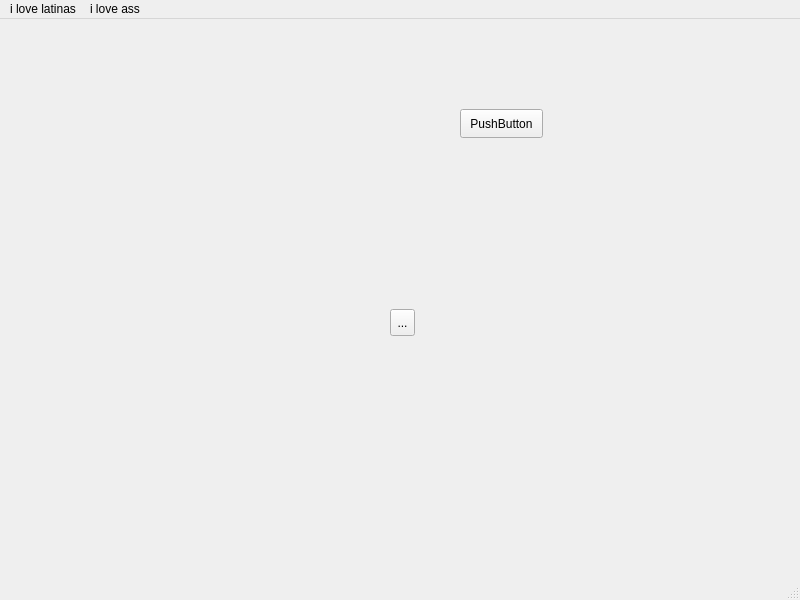
First picture: the form in mainwindow.ui, repository Sci-pio/TP6_INF1015, before the edit.
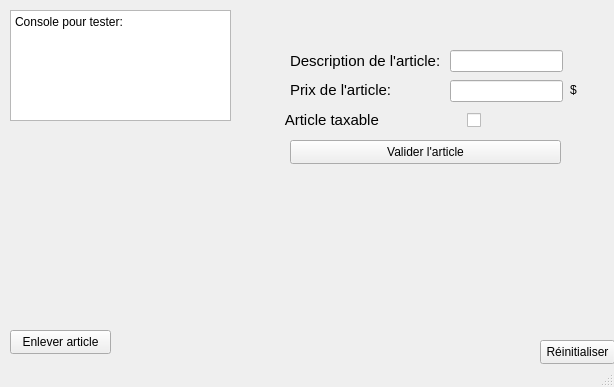
Second picture: the form after the edit.

What changed in the file:
```diff
--- a/mainwindow.ui
+++ b/mainwindow.ui
@@ -6,62 +6,168 @@
    <rect>
     <x>0</x>
     <y>0</y>
-    <width>800</width>
-    <height>600</height>
+    <width>614</width>
+    <height>387</height>
    </rect>
   </property>
+  <property name="minimumSize">
+   <size>
+    <width>614</width>
+    <height>387</height>
+   </size>
+  </property>
+  <property name="maximumSize">
+   <size>
+    <width>614</width>
+    <height>387</height>
+   </size>
+  </property>
   <property name="windowTitle">
    <string>MainWindow</string>
   </property>
   <widget class="QWidget" name="centralwidget">
-   <widget class="QPushButton" name="pushButton">
+   <widget class="QLabel" name="label">
     <property name="geometry">
      <rect>
-      <x>460</x>
-      <y>90</y>
-      <width>83</width>
-      <height>29</height>
+      <x>290</x>
+      <y>50</y>
+      <width>161</width>
+      <height>21</height>
      </rect>
     </property>
+    <property name="font">
+     <font>
+      <pointsize>11</pointsize>
+     </font>
+    </property>
     <property name="text">
-     <string>PushButton</string>
+     <string>Description de l'article:</string>
     </property>
    </widget>
-   <widget class="QToolButton" name="toolButton">
+   <widget class="QLabel" name="label_2">
     <property name="geometry">
      <rect>
-      <x>390</x>
-      <y>290</y>
-      <width>25</width>
-      <height>27</height>
+      <x>290</x>
+      <y>80</y>
+      <width>161</width>
+      <height>20</height>
      </rect>
     </property>
+    <property name="font">
+     <font>
+      <pointsize>11</pointsize>
+     </font>
+    </property>
     <property name="text">
-     <string>...</string>
+     <string>Prix de l'article:</string>
     </property>
    </widget>
-  </widget>
-  <widget class="QMenuBar" name="menubar">
-   <property name="geometry">
-    <rect>
-     <x>0</x>
-     <y>0</y>
-     <width>800</width>
-     <height>31</height>
-    </rect>
-   </property>
-   <widget class="QMenu" name="menui_love_latinas">
-    <property name="title">
-     <string>i love latinas</string>
+   <widget class="QLineEdit" name="LineEditDescription">
+    <property name="geometry">
+     <rect>
+      <x>450</x>
+      <y>50</y>
+      <width>113</width>
+      <height>22</height>
+     </rect>
     </property>
    </widget>
-   <widget class="QMenu" name="menui_love_ass">
-    <property name="title">
-     <string>i love ass</string>
+   <widget class="QLineEdit" name="LineEditPrix">
+    <property name="geometry">
+     <rect>
+      <x>450</x>
+      <y>80</y>
+      <width>113</width>
+      <height>22</height>
+     </rect>
     </property>
    </widget>
-   <addaction name="menui_love_latinas"/>
-   <addaction name="menui_love_ass"/>
+   <widget class="QLabel" name="label_3">
+    <property name="geometry">
+     <rect>
+      <x>570</x>
+      <y>80</y>
+      <width>41</width>
+      <height>20</height>
+     </rect>
+    </property>
+    <property name="text">
+     <string>$</string>
+    </property>
+   </widget>
+   <widget class="QCheckBox" name="checkBoxTaxe">
+    <property name="geometry">
+     <rect>
+      <x>280</x>
+      <y>110</y>
+      <width>201</width>
+      <height>20</height>
+     </rect>
+    </property>
+    <property name="font">
+     <font>
+      <pointsize>11</pointsize>
+     </font>
+    </property>
+    <property name="layoutDirection">
+     <enum>Qt::RightToLeft</enum>
+    </property>
+    <property name="text">
+     <string>Article taxable                    </string>
+    </property>
+   </widget>
+   <widget class="QPushButton" name="validerBtn">
+    <property name="geometry">
+     <rect>
+      <x>290</x>
+      <y>140</y>
+      <width>271</width>
+      <height>24</height>
+     </rect>
+    </property>
+    <property name="text">
+     <string>Valider l'article</string>
+    </property>
+   </widget>
+   <widget class="QPushButton" name="enleverBtn">
+    <property name="geometry">
+     <rect>
+      <x>10</x>
+      <y>330</y>
+      <width>101</width>
+      <height>24</height>
+     </rect>
+    </property>
+    <property name="text">
+     <string>Enlever article</string>
+    </property>
+   </widget>
+   <widget class="QPushButton" name="reinitialiserBtn">
+    <property name="geometry">
+     <rect>
+      <x>540</x>
+      <y>340</y>
+      <width>75</width>
+      <height>24</height>
+     </rect>
+    </property>
+    <property name="text">
+     <string>Réinitialiser</string>
+    </property>
+   </widget>
+   <widget class="QPlainTextEdit" name="console">
+    <property name="geometry">
+     <rect>
+      <x>10</x>
+      <y>10</y>
+      <width>221</width>
+      <height>111</height>
+     </rect>
+    </property>
+    <property name="plainText">
+     <string>Console pour tester:</string>
+    </property>
+   </widget>
   </widget>
   <widget class="QStatusBar" name="statusbar"/>
   <action name="actionasas">
```
